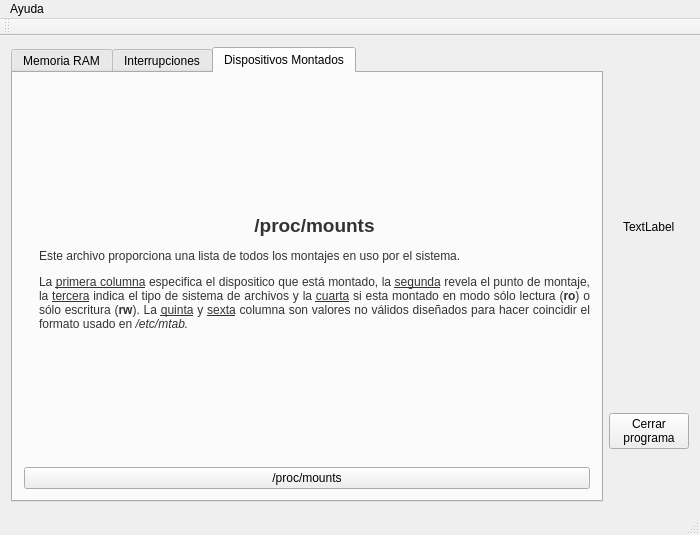
Old version of the form proyectos/Monitor/MonitorSistema/mainwindow.ui in the repository gwolf/clase-sistop-2017-01.
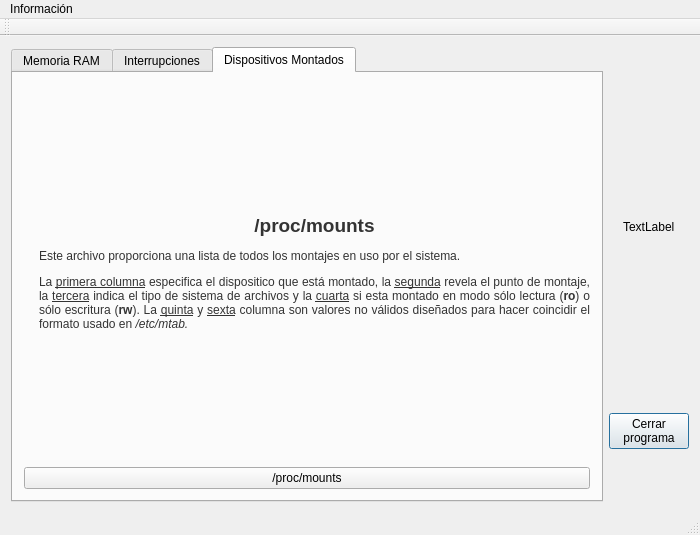
New version of the form.

The edit to the form file:
```diff
--- a/proyectos/Monitor/MonitorSistema/mainwindow.ui
+++ b/proyectos/Monitor/MonitorSistema/mainwindow.ui
@@ -204,6 +204,12 @@
          <string>Cerrar
 programa</string>
         </property>
+        <property name="autoDefault">
+         <bool>true</bool>
+        </property>
+        <property name="default">
+         <bool>true</bool>
+        </property>
        </widget>
       </item>
      </layout>
@@ -221,7 +227,7 @@
    </property>
    <widget class="QMenu" name="menuAyuda">
     <property name="title">
-     <string>Ayuda</string>
+     <string>Información</string>
     </property>
     <addaction name="actionAcerca_de"/>
    </widget>
```
Left out of the diff: 20 changed lines with no effect on the pictures.
